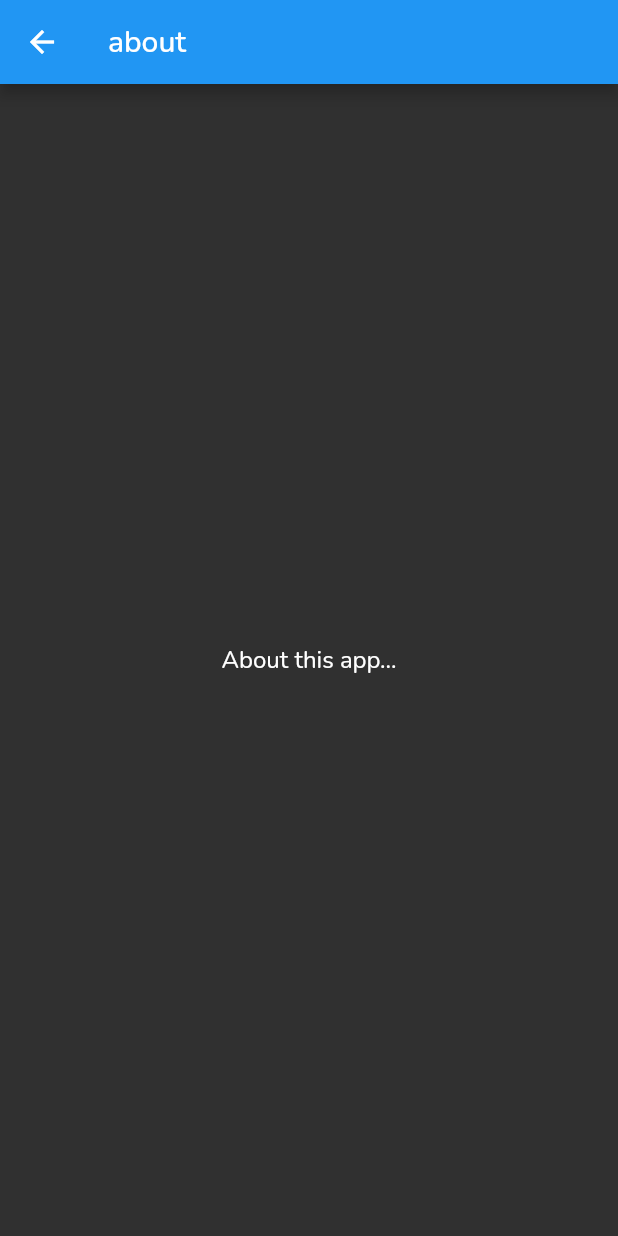
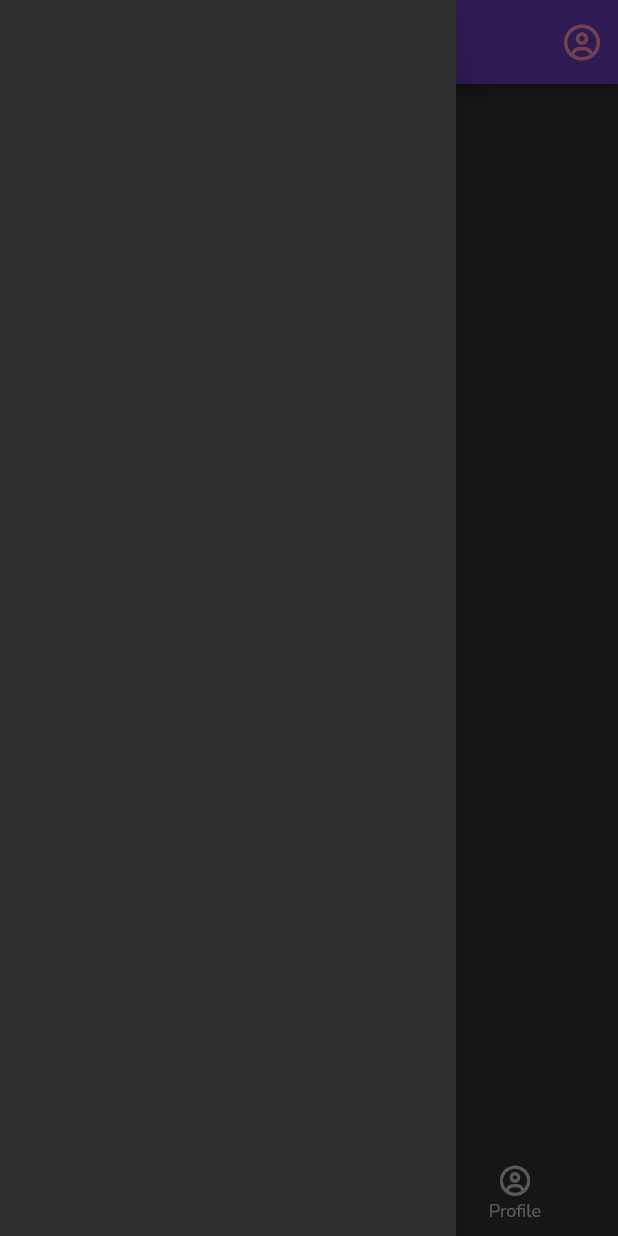
Before and after one commit to Blak3Nick/fitness_simplified, a Flutter app: the screen it shows once a user with an empty profile is signed in, item 2 of the bottom bar chosen, with the side drawer open (before the commit the screen has no drawer), on a phone screen of 412 x 824 dp. Run offline on Flutter 3.47's test engine with Material 2 defaults, Android fonts, the phone set to English and light mode, and no system bars; our stand-ins replace cloud_firestore, firebase_auth, firebase_core, font_awesome_flutter, google_fonts, google_sign_in and 3 more; accounts and stored records are empty.

```diff
--- /dev/null
+++ b/lib/Kettlebells/kettlebell_workouts.dart
@@ -0,0 +1,62 @@
+import 'package:fitness_simplified/Kettlebells/kbellgroup.dart';
+import 'package:fitness_simplified/topics/topic_item.dart';
+import 'package:flutter/material.dart';
+import 'package:font_awesome_flutter/font_awesome_flutter.dart';
+
+import '../models.dart';
+import '../services/firestore.dart';
+import '../shared/bottom_nav.dart';
+import '../shared/error.dart';
+import '../shared/loading.dart';
+import 'kettlebell_drawer.dart';
+
+
+class KettleBellWorkoutsScreen extends StatelessWidget {
+  const KettleBellWorkoutsScreen({Key? key}) : super(key: key);
+
+
+  @override
+  Widget build(BuildContext context) {
+    return FutureBuilder<List<KettleBellWorkout>>(
+      future: FirestoreService().getKettlebellWorkouts(),
+      builder: (context, snapshot) {
+        if (snapshot.connectionState == ConnectionState.waiting) {
+          return const LoadingScreen();
+        } else if (snapshot.hasError) {
+          return Center(
+            child: ErrorMessage(message: snapshot.error.toString()),
+          );
+        } else if (snapshot.hasData) {
+          var kettlebellworkouts = snapshot.data!;
+
+          return Scaffold(
+            appBar: AppBar(
+              backgroundColor: Colors.deepPurple,
+              title: const Text('Kettlebell Workouts'),
+              actions: [
+                IconButton(
+                  icon: Icon(
+                    FontAwesomeIcons.circleUser,
+                    color: Colors.pink[200],
+                  ),
+                  onPressed: () => Navigator.pushNamed(context, '/profile'),
+                )
+              ],
+            ),
+            drawer: KettleBellWorkoutDrawer(kbellworkouts: kettlebellworkouts),
+            body: GridView.count(
+              primary: false,
+              padding: const EdgeInsets.all(20.0),
+              crossAxisSpacing: 10.0,
+              crossAxisCount: 2,
+              children: kettlebellworkouts.map<Widget>((kettlebellworkout) => KbellGroup(kettleBellWorkout: kettlebellworkout)).toList(),
+            ),
+            bottomNavigationBar: const BottomNavBar(),
+          );
+        } else {
+          return const Text('No workouts found. Contact Support');
+        }
+      },
+    );
+  }
+}
--- a/lib/routes.dart
+++ b/lib/routes.dart
@@ -1,4 +1,5 @@
 
+import 'package:fitness_simplified/Kettlebells/kettlebell_workouts.dart';
 import 'package:fitness_simplified/home/home.dart';
 import 'package:fitness_simplified/profile/profile.dart';
 import 'package:fitness_simplified/topics/topics.dart';
@@ -12,4 +13,5 @@ var appRoutes = {
   '/topics': (context) => const TopicsScreen(),
   '/profile': (context) => const ProfileScreen(),
   '/about': (context) => const AboutScreen(),
+  '/kettlebellworkouts': (context) => const KettleBellWorkoutsScreen(),
 };
--- a/lib/shared/bottom_nav.dart
+++ b/lib/shared/bottom_nav.dart
@@ -20,7 +20,7 @@ class BottomNavBar extends StatelessWidget {
             FontAwesomeIcons.bolt,
             size: 20,
           ),
-          label: 'About',
+          label: 'Kettlebell Workouts',
         ),
         BottomNavigationBarItem(
           icon: Icon(
@@ -37,7 +37,7 @@ class BottomNavBar extends StatelessWidget {
           // do nothing
             break;
           case 1:
-            Navigator.pushNamed(context, '/about');
+            Navigator.pushNamed(context, '/kettlebellworkouts');
             break;
           case 2:
             Navigator.pushNamed(context, '/profile');
```
Also changed, not shown: lib/Kettlebells/kbellgroup.dart (added, +89 -0 lines), lib/Kettlebells/kettlebell_drawer.dart (+107 -0 lines), lib/Kettlebells/kbell_workout_overview_widget.dart (added), lib/Kettlebells/kettlebell_workout.dart (deleted).
